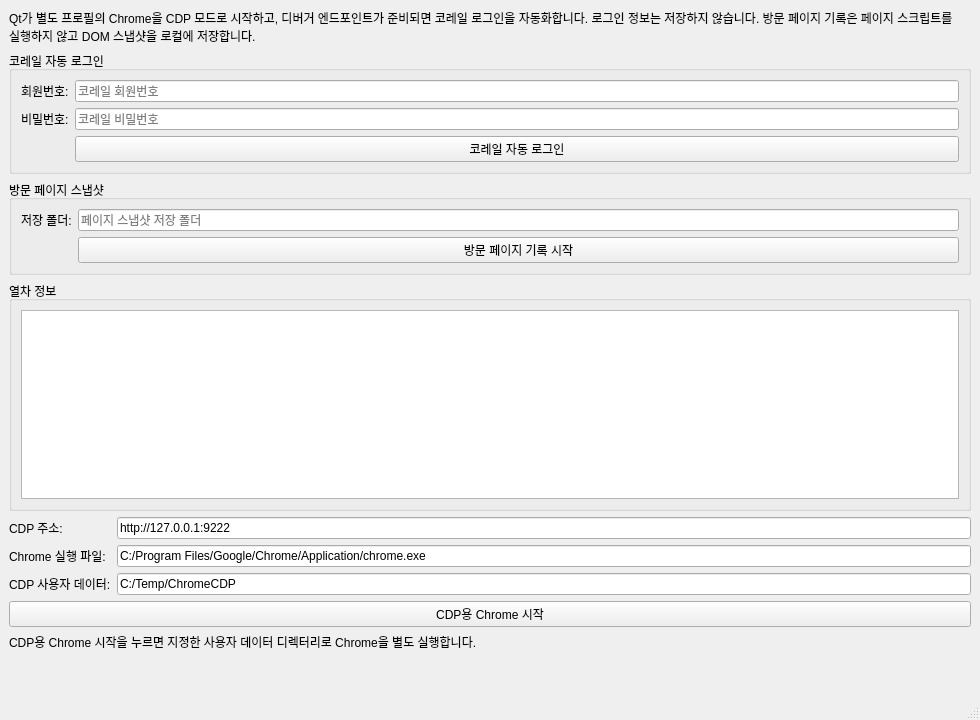
Old version of the form mainwindow.ui in the repository ongre01/Qt_CDP.
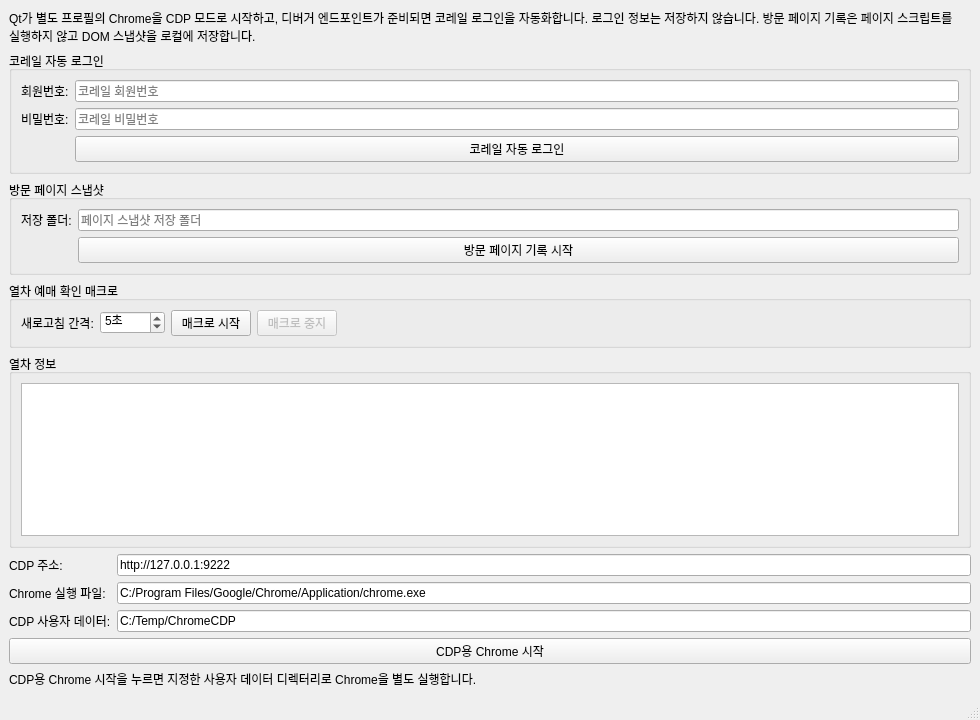
New version of the form.

Commit message: feat(train-refresh): add macro to refresh selected train pages and detect reservable seats

```diff
--- a/mainwindow.ui
+++ b/mainwindow.ui
@@ -102,6 +102,68 @@
       </layout>
      </widget>
     </item>
+    <item>
+     <widget class="QGroupBox" name="trainRefreshMacroGroupBox">
+      <property name="title">
+       <string>열차 예매 확인 매크로</string>
+      </property>
+      <layout class="QHBoxLayout" name="trainRefreshMacroLayout">
+       <item>
+        <widget class="QLabel" name="macroRefreshIntervalLabel">
+         <property name="text">
+          <string>새로고침 간격:</string>
+         </property>
+        </widget>
+       </item>
+       <item>
+        <widget class="QSpinBox" name="macroRefreshIntervalSpinBox">
+         <property name="minimum">
+          <number>1</number>
+         </property>
+         <property name="maximum">
+          <number>3600</number>
+         </property>
+         <property name="value">
+          <number>5</number>
+         </property>
+         <property name="suffix">
+          <string>초</string>
+         </property>
+        </widget>
+       </item>
+       <item>
+        <widget class="QPushButton" name="startTrainRefreshMacroButton">
+         <property name="text">
+          <string>매크로 시작</string>
+         </property>
+        </widget>
+       </item>
+       <item>
+        <widget class="QPushButton" name="stopTrainRefreshMacroButton">
+         <property name="enabled">
+          <bool>false</bool>
+         </property>
+         <property name="text">
+          <string>매크로 중지</string>
+         </property>
+        </widget>
+       </item>
+       <item>
+        <spacer name="trainRefreshMacroSpacer">
+         <property name="orientation">
+          <enum>Qt::Horizontal</enum>
+         </property>
+         <property name="sizeHint" stdset="0">
+          <size>
+           <width>40</width>
+           <height>20</height>
+          </size>
+         </property>
+        </spacer>
+       </item>
+      </layout>
+     </widget>
+    </item>
     <item>
      <widget class="QGroupBox" name="trainInfoGroupBox">
       <property name="title">
@@ -109,7 +171,7 @@
       </property>
       <layout class="QVBoxLayout" name="trainInfoLayout">
        <item>
-        <widget class="QTableWidget" name="trainInfoTableWidget">
+       <widget class="QTableWidget" name="trainInfoTableWidget">
          <property name="alternatingRowColors">
           <bool>true</bool>
          </property>
```
The commit also changes 2 other files.
